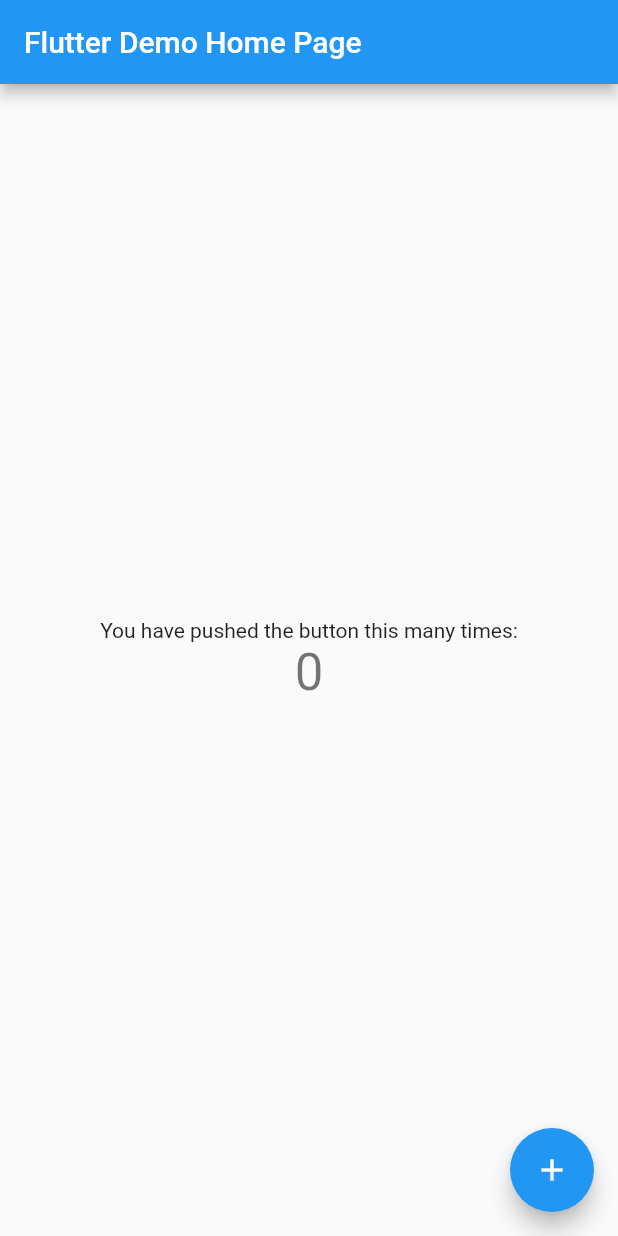
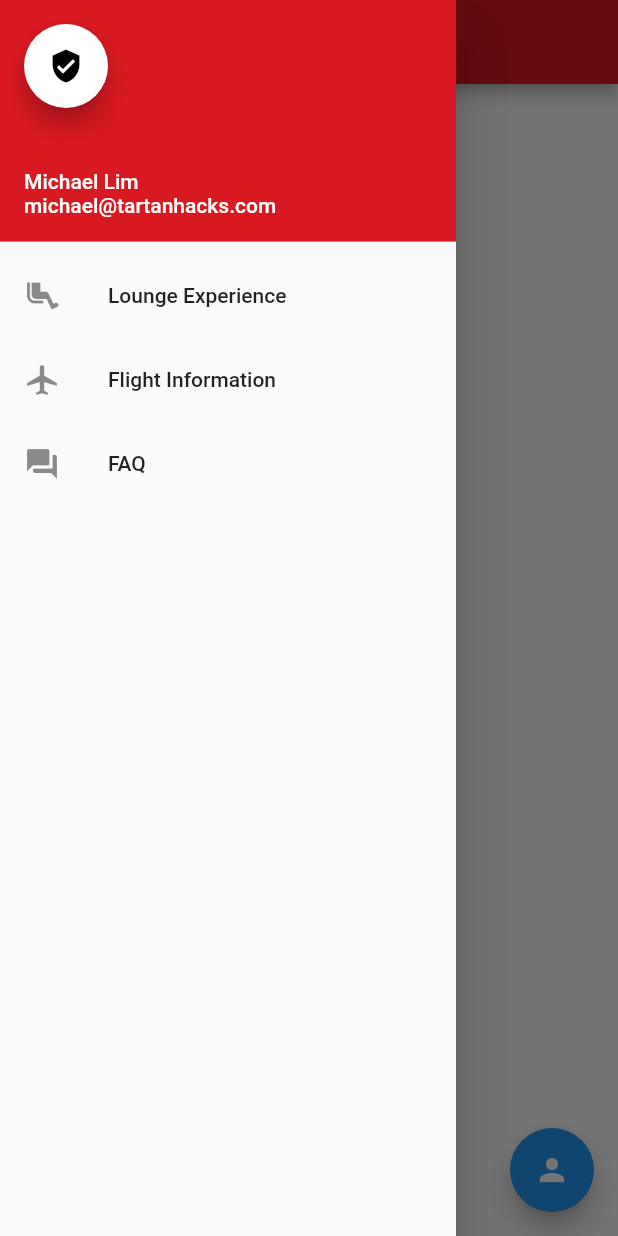
Before and after one commit to michaellimair/tartan2020_emirates_userapp, a Flutter app: the screen it shows after launch, with the side drawer open (before the commit the screen has no drawer), on a phone screen of 412 x 824 dp. Run offline on Flutter 3.47's test engine with Material 2 defaults, Android fonts, the light colour scheme and no system bars; our stand-ins replace bloc, flutter_bloc.

Commit message:
initialize app base screens

```diff
--- /dev/null
+++ b/lib/blocs/bloc.dart
@@ -0,0 +1,3 @@
+abstract class CustomBloc {
+  void dispose();
+}
--- /dev/null
+++ b/lib/blocs/navbarBloc.dart
@@ -0,0 +1,24 @@
+import 'package:bloc/bloc.dart';
+import '../models/navBarState.dart';
+
+enum NavbarItems { Lounge, FlightInfo, FAQ }
+
+class NavbarBloc extends Bloc<NavbarItems, NavbarState> {
+  @override
+  NavbarState get initialState => ShowLounge();
+
+  @override
+  Stream<NavbarState> mapEventToState(NavbarItems event) async* {
+    switch (event) {
+      case NavbarItems.FlightInfo:
+        yield ShowFlightInfo();
+        break;
+      case NavbarItems.FAQ:
+        yield ShowFAQ();
+        break;
+      default:
+        yield ShowLounge();
+        break;
+    }
+  }
+}
--- /dev/null
+++ b/lib/components/drawer/drawer.dart
@@ -0,0 +1,45 @@
+import 'package:emirates_experience_userapp/components/drawer/drawerUserDisplay.dart';
+import 'package:flutter/material.dart';
+
+class EmiratesDrawer extends StatelessWidget {
+  final Function onTap;
+
+  const EmiratesDrawer({@required this.onTap});
+
+  @override
+  Widget build(BuildContext context) {
+    return Drawer(
+      child: ListView(
+        // Important: Remove any padding from the ListView.
+        padding: EdgeInsets.zero,
+        children: <Widget>[
+          DrawerUserDisplay(),
+          ListTile(
+            title: Text('Lounge Experience'),
+            leading: Icon(Icons.airline_seat_legroom_extra),
+            onTap: () {
+              Navigator.pop(context);
+              onTap(0);
+            },
+          ),
+          ListTile(
+            title: Text('Flight Information'),
+            leading: Icon(Icons.airplanemode_active),
+            onTap: () {
+              Navigator.pop(context);
+              onTap(1);
+            },
+          ),
+          ListTile(
+            title: Text('FAQ'),
+            leading: Icon(Icons.question_answer),
+            onTap: () {
+              Navigator.pop(context);
+              onTap(2);
+            },
+          ),
+        ],
+      )
+    );
+  }
+}
--- /dev/null
+++ b/lib/components/drawer/drawerUserDisplay.dart
@@ -0,0 +1,40 @@
+import 'package:flutter/material.dart';
+
+class DrawerUserDisplay extends StatelessWidget {
+  @override
+  Widget build(BuildContext context) {
+    return DrawerHeader(
+      child: Column(
+        crossAxisAlignment: CrossAxisAlignment.start,
+        mainAxisAlignment: MainAxisAlignment.spaceBetween,
+        children: <Widget>[
+          FloatingActionButton(
+            child: Icon(
+              Icons.verified_user,
+              color: Colors.black,
+            ),
+            backgroundColor: Colors.white,
+            onPressed: null,
+          ),
+          Column(
+            crossAxisAlignment: CrossAxisAlignment.start,
+            children: <Widget>[
+              Text(
+                'Michael Lim',
+                style: TextStyle(color: Colors.white),
+              ),
+              Text(
+                'michael@tartanhacks.com',
+                style: TextStyle(color: Colors.white),
+              ),
+              SizedBox(height: 8)
+            ]
+          )
+        ],
+      ),
+      decoration: BoxDecoration(
+        color: Theme.of(context).primaryColor,
+      ),
+    );
+  }
+}
--- /dev/null
+++ b/lib/components/rootNavigator.dart
@@ -0,0 +1,96 @@
+import 'package:emirates_experience_userapp/blocs/navbarBloc.dart';
+import 'package:emirates_experience_userapp/components/drawer/drawer.dart';
+import 'package:emirates_experience_userapp/models/navBarState.dart';
+import 'package:emirates_experience_userapp/screens/faq/faq.dart';
+import 'package:emirates_experience_userapp/screens/flight/flight.dart';
+import 'package:emirates_experience_userapp/screens/home/home.dart';
+import 'package:flutter/material.dart';
+import 'package:flutter_bloc/flutter_bloc.dart';
+
+class RootNavigator extends StatefulWidget {
+  @override
+  _RootNavigatorState createState() => _RootNavigatorState();
+}
+
+class _RootNavigatorState extends State<RootNavigator> {
+  NavbarBloc _navbarBloc;
+  int currentIndex = 0;
+
+  @override
+  void initState() {
+    super.initState();
+    _navbarBloc = NavbarBloc();
+  }
+
+  @override
+  void dispose() {
+    _navbarBloc.close();
+    super.dispose();
+  }
+
+  @override
+  Widget build(BuildContext context) {
+    // Reinitialize contexts to handle login
+    return BlocBuilder(
+      bloc: _navbarBloc,
+      builder: (BuildContext context, NavbarState state) {
+        if (state is ShowFlightInfo)
+          return buildHomepage(1);
+        if (state is ShowFAQ)
+          return buildHomepage(2);
+        return buildHomepage(0);
+      },
+    );
+  }
+
+  String getScreenName(int index) {
+    switch (index) {
+      case 1: return "Flight Information";
+      case 2: return "FAQ";
+      default: return 'Lounge';
+    }
+  }
+
+  void navigateToScreen(int index) async {
+    if (index == 0) _navbarBloc.add(NavbarItems.Lounge);
+    if (index == 1) _navbarBloc.add(NavbarItems.FlightInfo);
+    if (index == 2) _navbarBloc.add(NavbarItems.FAQ);
+  }
+
+  final List<Widget> _children = <Widget>[
+    HomePage(),
+    FlightInfoPage(),
+    FAQPage(),
+  ];
+
+  final List<Map<String, dynamic>> navbarItemsMetadata = [
+    {
+      "icon": Icons.home,
+      "titleKey": "lounge"
+    },
+    {
+      "icon": Icons.credit_card,
+      "titleKey": "flightInfo"
+    },
+    {
+      "icon": Icons.location_on,
+      "titleKey": "faq"
+    },
+  ];
+
+  Scaffold buildHomepage(int currentIndex) {
+    return Scaffold(
+      body: _children[currentIndex],
+      drawer: EmiratesDrawer(
+        onTap: (index) {
+          navigateToScreen(index);
+        },
+      ),
+      appBar: AppBar(title: Text(getScreenName(currentIndex))),
+      floatingActionButton: FloatingActionButton(
+        onPressed: null,
+        child: Icon(Icons.person)
+      ),
+    );
+  }
+}
--- /dev/null
+++ b/lib/constants.dart
@@ -0,0 +1 @@
+const String EMIRATES = "Emirates";
--- a/lib/main.dart
+++ b/lib/main.dart
@@ -1,3 +1,4 @@
+import 'package:emirates_experience_userapp/components/rootNavigator.dart';
 import 'package:emirates_experience_userapp/theme/theme.dart';
 import 'package:flutter/material.dart';
 
@@ -10,92 +11,9 @@
     return MaterialApp(
       title: 'Emirates Experience',
       theme: emiratesExperienceTheme(context),
-      home: MyHomePage(title: 'Flutter Demo Home Page'),
+      routes: {
+        '/': (context) => RootNavigator(),
+      },
     );
   }
 }
-
-class MyHomePage extends StatefulWidget {
-  MyHomePage({Key key, this.title}) : super(key: key);
-
-  // This widget is the home page of your application. It is stateful, meaning
-  // that it has a State object (defined below) that contains fields that affect
-  // how it looks.
-
-  // This class is the configuration for the state. It holds the values (in this
-  // case the title) provided by the parent (in this case the App widget) and
-  // used by the build method of the State. Fields in a Widget subclass are
-  // always marked "final".
-
-  final String title;
-
-  @override
-  _MyHomePageState createState() => _MyHomePageState();
-}
-
-class _MyHomePageState extends State<MyHomePage> {
-  int _counter = 0;
-
-  void _incrementCounter() {
-    setState(() {
-      // This call to setState tells the Flutter framework that something has
-      // changed in this State, which causes it to rerun the build method below
-      // so that the display can reflect the updated values. If we changed
-      // _counter without calling setState(), then the build method would not be
-      // called again, and so nothing would appear to happen.
-      _counter++;
-    });
-  }
-
-  @override
-  Widget build(BuildContext context) {
-    // This method is rerun every time setState is called, for instance as done
-    // by the _incrementCounter method above.
-    //
-    // The Flutter framework has been optimized to make rerunning build methods
-    // fast, so that you can just rebuild anything that needs updating rather
-    // than having to individually change instances of widgets.
-    return Scaffold(
-      appBar: AppBar(
-        // Here we take the value from the MyHomePage object that was created by
-        // the App.build method, and use it to set our appbar title.
-        title: Text(widget.title),
-      ),
-      body: Center(
-        // Center is a layout widget. It takes a single child and positions it
-        // in the middle of the parent.
-        child: Column(
-          // Column is also a layout widget. It takes a list of children and
-          // arranges them vertically. By default, it sizes itself to fit its
-          // children horizontally, and tries to be as tall as its parent.
-          //
-          // Invoke "debug painting" (press "p" in the console, choose the
-          // "Toggle Debug Paint" action from the Flutter Inspector in Android
-          // Studio, or the "Toggle Debug Paint" command in Visual Studio Code)
-          // to see the wireframe for each widget.
-          //
-          // Column has various properties to control how it sizes itself and
-          // how it positions its children. Here we use mainAxisAlignment to
-          // center the children vertically; the main axis here is the vertical
-          // axis because Columns are vertical (the cross axis would be
-          // horizontal).
-          mainAxisAlignment: MainAxisAlignment.center,
-          children: <Widget>[
-            Text(
-              'You have pushed the button this many times:',
-            ),
-            Text(
-              '$_counter',
-              style: Theme.of(context).textTheme.display1,
-            ),
-          ],
-        ),
-      ),
-      floatingActionButton: FloatingActionButton(
-        onPressed: _incrementCounter,
-        tooltip: 'Increment',
-        child: Icon(Icons.add),
-      ), // This trailing comma makes auto-formatting nicer for build methods.
-    );
-  }
-}
--- /dev/null
+++ b/lib/models/navBarState.dart
@@ -0,0 +1,16 @@
+abstract class NavbarState {}
+
+class ShowLounge extends NavbarState {
+  final String title = "Lounge";
+  final int itemIndex = 0;
+}
+
+class ShowFlightInfo extends NavbarState {
+  final String title = "FlightInfo";
+  final int itemIndex = 1;
+}
+
+class ShowFAQ extends NavbarState {
+  final String title = "FAQ";
+  final int itemIndex = 3;
+}
--- /dev/null
+++ b/lib/screens/faq/components/body.dart
@@ -0,0 +1,8 @@
+import 'package:flutter/material.dart';
+
+class Body extends StatelessWidget {
+  @override
+  Widget build(BuildContext context) {
+    return Center(child: Text('faq'),);
+  }
+}
--- /dev/null
+++ b/lib/screens/flight/components/body.dart
@@ -0,0 +1,8 @@
+import 'package:flutter/material.dart';
+
+class Body extends StatelessWidget {
+  @override
+  Widget build(BuildContext context) {
+    return Center(child: Text('flight'),);
+  }
+}
--- /dev/null
+++ b/lib/screens/home/components/body.dart
@@ -0,0 +1,8 @@
+import 'package:flutter/material.dart';
+
+class Body extends StatelessWidget {
+  @override
+  Widget build(BuildContext context) {
+    return Center(child: Text('hello'),);
+  }
+}
--- /dev/null
+++ b/lib/screens/home/home.dart
@@ -0,0 +1,12 @@
+import 'package:emirates_experience_userapp/components/drawer/drawer.dart';
+import 'package:flutter/material.dart';
+import './components/body.dart';
+
+class HomePage extends StatelessWidget {
+  @override
+  Widget build(BuildContext context) {
+    return Scaffold(
+      body: Body(),
+    );
+  }
+}
--- a/lib/theme/theme.dart
+++ b/lib/theme/theme.dart
@@ -2,6 +2,11 @@
 
 ThemeData emiratesExperienceTheme(BuildContext context) {
   return ThemeData(
-    primarySwatch: Colors.blue,
+    primaryColor: EMIRATES_RED,
+    buttonTheme: ButtonThemeData(
+      buttonColor: EMIRATES_RED
+    )
   );
 }
+
+const Color EMIRATES_RED = Color(0xffD81921);
--- a/pubspec.yaml
+++ b/pubspec.yaml
@@ -22,7 +22,13 @@
 
   # The following adds the Cupertino Icons font to your application.
   # Use with the CupertinoIcons class for iOS style icons.
+  bloc: ^3.0.0
+  country_code_picker: ^1.2.4
   cupertino_icons: ^0.1.2
+  easy_localization: ^1.3.3+2
+  firebase_messaging: ^6.0.9
+  flutter_bloc: ^3.2.0
+  uni_links: ^0.2.0
 
 dev_dependencies:
   flutter_test:
```
Also changed, not shown: lib/blocprovs/bloc_prov.dart (added, +35 -0 lines), lib/screens/faq/faq.dart (added, +12 -0 lines), lib/screens/flight/flight.dart (added, +12 -0 lines), lib/components/agentCallButton/agentCallButton.dart (added), pubspec.lock, 3 other files.
